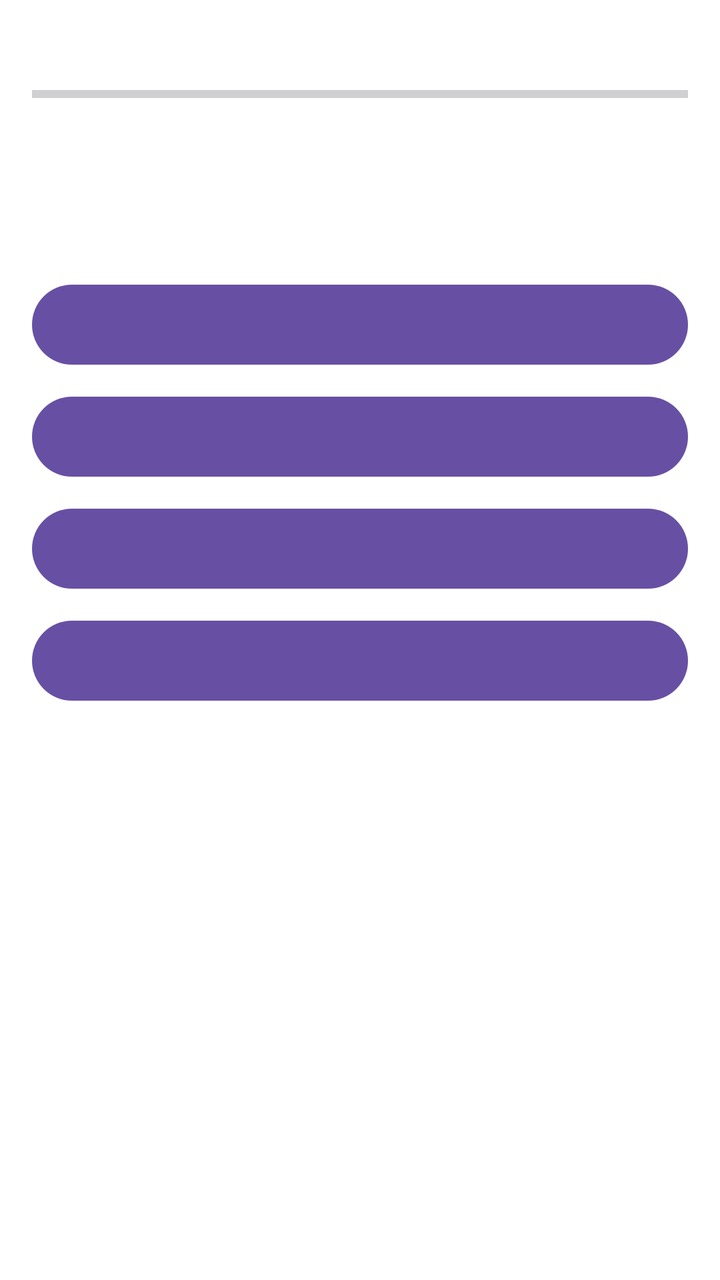
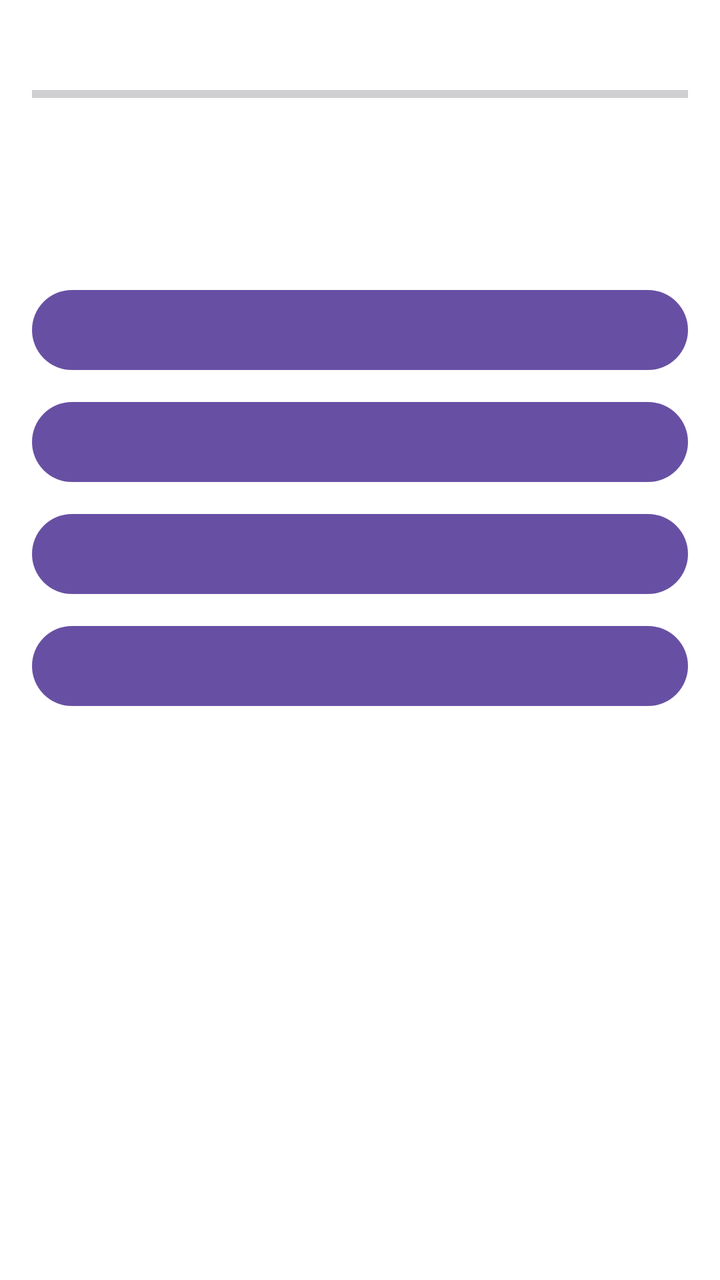

Two renders of the same Android screen: before a commit and after it. Below are the layout's source before the change and the commit's diff.
<!-- AndroidManifest.xml: application theme Theme.JavaStartupComponent -->
<!-- res/layout/activity_q1.xml -->
<?xml version="1.0" encoding="utf-8"?>
<LinearLayout xmlns:android="http://schemas.android.com/apk/res/android"
    android:layout_width="match_parent"
    android:layout_height="match_parent"
    android:orientation="vertical"
    android:background="@color/white"
    android:padding="16dp">

    <LinearLayout
        android:layout_width="match_parent"
        android:layout_height="wrap_content"
        android:orientation="horizontal"
        android:weightSum="2">

        <TextView
            android:id="@+id/tvProgress"
            android:layout_width="0dp"
            android:layout_height="wrap_content"
            android:layout_weight="1"
            android:textColor="@color/black"
            android:textSize="14sp"
            android:textStyle="bold" />

        <TextView
            android:id="@+id/tvScore"
            android:layout_width="0dp"
            android:layout_height="wrap_content"
            android:layout_weight="1"
            android:textAlignment="viewEnd"
            android:textColor="@color/black"
            android:textSize="14sp"
            android:textStyle="bold" />
    </LinearLayout>

    <ProgressBar
        android:id="@+id/timerProgressBar"
        style="?android:attr/progressBarStyleHorizontal"
        android:layout_width="match_parent"
        android:layout_height="8dp"
        android:layout_marginTop="8dp" />

    <TextView
        android:id="@+id/tvQuestion"
        android:layout_width="match_parent"
        android:layout_height="wrap_content"
        android:layout_marginTop="16dp"
        android:textColor="@color/black"
        android:textSize="18sp"
        android:textStyle="bold" />

    <TextView
        android:id="@+id/tvSmsFeedback"
        android:layout_width="match_parent"
        android:layout_height="wrap_content"
        android:layout_marginTop="12dp"
        android:textColor="#2E7D32"
        android:textSize="14sp"
        android:textStyle="italic" />

    <Button
        android:id="@+id/btnOptionA"
        android:layout_width="match_parent"
        android:layout_height="wrap_content"
        android:layout_marginTop="16dp"
        android:textAlignment="textStart"
        android:paddingStart="16dp"
        android:paddingEnd="16dp" />

    <Button
        android:id="@+id/btnOptionB"
        android:layout_width="match_parent"
        android:layout_height="wrap_content"
        android:layout_marginTop="8dp"
        android:textAlignment="textStart"
        android:paddingStart="16dp"
        android:paddingEnd="16dp" />

    <Button
        android:id="@+id/btnOptionC"
        android:layout_width="match_parent"
        android:layout_height="wrap_content"
        android:layout_marginTop="8dp"
        android:textAlignment="textStart"
        android:paddingStart="16dp"
        android:paddingEnd="16dp" />

    <Button
        android:id="@+id/btnOptionD"
        android:layout_width="match_parent"
        android:layout_height="wrap_content"
        android:layout_marginTop="8dp"
        android:textAlignment="textStart"
        android:paddingStart="16dp"
        android:paddingEnd="16dp" />

</LinearLayout>
<!-- resources referenced by this layout -->
<resources>
  <color name="black">#FF000000</color>
  <color name="white">#FFFFFFFF</color>
  <style name="Theme.JavaStartupComponent" parent="Base.Theme.JavaStartupComponent" />
  <style name="Base.Theme.JavaStartupComponent" parent="Theme.Material3.DayNight.NoActionBar">
          
          
      </style>
</resources>

<!-- the commit's change to res/layout/activity_q1.xml (unified diff, before → after) -->
@@ -53,9 +53,9 @@
         android:layout_width="match_parent"
         android:layout_height="wrap_content"
         android:layout_marginTop="12dp"
-        android:textColor="#2E7D32"
-        android:textSize="14sp"
-        android:textStyle="italic" />
+        android:textColor="#1B5E20"
+        android:textSize="16sp"
+        android:textStyle="bold|italic" />
 
     <Button
         android:id="@+id/btnOptionA"
